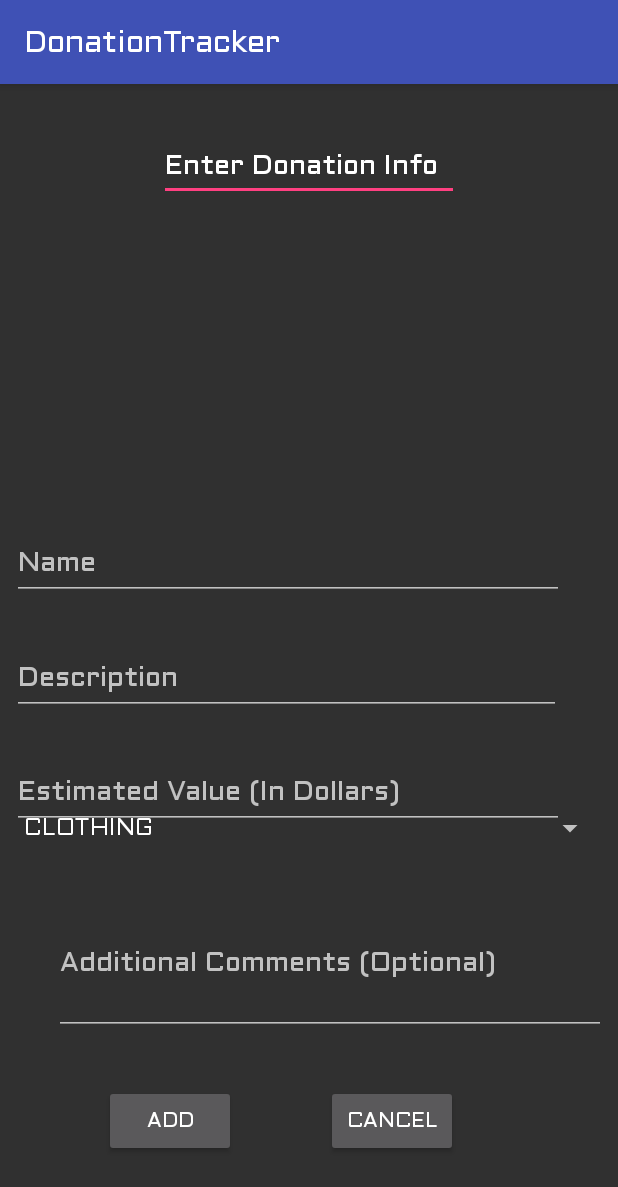
After one commit to jacobzipper/donationTrackerCS2340, an Android app: the AddDonationActivity screen opened directly, with no data from a screen before it, on a phone screen of 412 x 824 dp. The commit adds this screen. Shown: the top 1187 px of the screen. Run offline under Robolectric (Android 15) with nearby library versions, the phone set to English and light mode, and no system bars.

Commit message:
Added text input fields and category spinner to addDonationActivity
Signed-off-by: Jacob Allen <jballen95173@gmail.com>

```diff
--- a/app/src/main/AndroidManifest.xml
+++ b/app/src/main/AndroidManifest.xml
@@ -6,9 +6,7 @@
     <uses-permission android:name="android.permission.GET_ACCOUNTS" />
     <uses-permission android:name="android.permission.READ_PROFILE" />
     <uses-permission android:name="android.permission.READ_CONTACTS" />
-
     <uses-permission android:name="android.permission.INTERNET" />
-
 
     <application
         android:allowBackup="true"
@@ -28,7 +26,8 @@
             </intent-filter>
         </activity>
         <activity android:name=".activities.postlogin.PostLoginActivity" />
-        <activity android:name=".activities.registration.RegistrationActivity"></activity>
+        <activity android:name=".activities.registration.RegistrationActivity" />
+        <activity android:name=".activities.postlogin.AddDonationActivity"></activity>
     </application>
 
 </manifest>
--- /dev/null
+++ b/app/src/main/java/a5x/cs2340/donationtracker/DonationCategory.java
@@ -0,0 +1,17 @@
+package a5x.cs2340.donationtracker;
+
+public enum DonationCategory {
+    CLOTHING("Clothing"),
+    HAT("Hat"),
+    KITCHEN("Kitchen"),
+    ELECTRONICS("Electronics"),
+    HOUSEHOLD("Household"),
+    OTHER("Other");
+    private String name;
+    DonationCategory(String name) {
+        this.name = name;
+    }
+    public String getName() {
+        return name;
+    }
+}
--- /dev/null
+++ b/app/src/main/java/a5x/cs2340/donationtracker/activities/postlogin/AddDonationActivity.java
@@ -0,0 +1,28 @@
+package a5x.cs2340.donationtracker.activities.postlogin;
+
+import android.os.Bundle;
+import android.support.v7.app.AppCompatActivity;
+import android.widget.ArrayAdapter;
+import android.widget.Button;
+import android.widget.Spinner;
+
+import a5x.cs2340.donationtracker.DonationCategory;
+import a5x.cs2340.donationtracker.R;
+
+public class AddDonationActivity extends AppCompatActivity {
+    Button addDonationButton;
+    Button cancelDonationButton;
+    @Override
+    protected void onCreate(Bundle savedInstanceState) {
+        super.onCreate(savedInstanceState);
+        setContentView(R.layout.activity_add_donation);
+        Spinner categorySpinner = findViewById(R.id.addDonationCategory);
+        ArrayAdapter<DonationCategory> donationCategoryArrayAdapter = new ArrayAdapter<>(this,
+                android.R.layout.simple_spinner_item, DonationCategory.values());
+        donationCategoryArrayAdapter.setDropDownViewResource(android.R.layout.simple_spinner_dropdown_item);
+        categorySpinner.setAdapter(donationCategoryArrayAdapter);
+        addDonationButton = findViewById(R.id.addDonationConfirmButton);
+        cancelDonationButton = findViewById(R.id.addDonationCancelButton);
+    }
+
+}
--- /dev/null
+++ b/app/src/main/java/a5x/cs2340/donationtracker/webservice/responses/responseobjects/Donation.java
@@ -0,0 +1,64 @@
+package a5x.cs2340.donationtracker.webservice.responses.responseobjects;
+
+
+import a5x.cs2340.donationtracker.DonationCategory;
+
+public class Donation {
+    private String name;
+    private String description;
+    private double value;
+    private DonationCategory category;
+    private String comments;
+
+    public Donation(String name, String description, double value,
+                    DonationCategory category, String comments) {
+        this.name = name;
+        this.description = description;
+        this.value = value;
+        this.category = category;
+        this.comments = comments;
+    }
+    public Donation(String name, String description, double value
+                    , DonationCategory category) {
+        this(name, description, value, category, "No comment");
+    }
+    public String getName() {
+        return name;
+    }
+
+    public void setName(String name) {
+        this.name = name;
+    }
+
+    public String getDescription() {
+        return description;
+    }
+
+    public void setDescription(String description) {
+        this.description = description;
+    }
+
+    public double getValue() {
+        return value;
+    }
+
+    public void setValue(double value) {
+        this.value = value;
+    }
+
+    public DonationCategory getCategory() {
+        return category;
+    }
+    public void setCategory(DonationCategory category) {
+        this.category = category;
+    }
+
+
+    public String getComments() {
+        return comments;
+    }
+
+    public void setComments(String comments) {
+        this.comments = comments;
+    }
+}
--- /dev/null
+++ b/app/src/main/res/layout/activity_add_donation.xml
@@ -0,0 +1,157 @@
+<?xml version="1.0" encoding="utf-8"?>
+<android.support.constraint.ConstraintLayout xmlns:android="http://schemas.android.com/apk/res/android"
+    xmlns:app="http://schemas.android.com/apk/res-auto"
+    xmlns:tools="http://schemas.android.com/tools"
+    android:layout_width="match_parent"
+    android:layout_height="match_parent"
+    tools:context=".activities.postlogin.AddDonationActivity">
+
+    <EditText
+        android:id="@+id/addDonationHeaderText"
+        android:layout_width="200dp"
+        android:layout_height="wrap_content"
+        android:layout_marginStart="8dp"
+        android:layout_marginTop="8dp"
+        android:layout_marginEnd="8dp"
+        android:layout_marginBottom="8dp"
+        android:ems="10"
+        android:inputType="none"
+        android:text="@string/donation_add_header"
+        app:layout_constraintBottom_toBottomOf="parent"
+        app:layout_constraintEnd_toEndOf="parent"
+        app:layout_constraintStart_toStartOf="parent"
+        app:layout_constraintTop_toTopOf="parent"
+        app:layout_constraintVertical_bias="0.033" />
+
+    <android.support.design.widget.TextInputLayout
+        android:id="@+id/textInputLayout"
+        android:layout_width="368dp"
+        android:layout_height="wrap_content"
+        android:layout_marginStart="8dp"
+        android:layout_marginEnd="8dp"
+        android:layout_marginBottom="424dp"
+        app:layout_constraintBottom_toBottomOf="parent"
+        app:layout_constraintEnd_toEndOf="parent"
+        app:layout_constraintHorizontal_bias="0.0"
+        app:layout_constraintStart_toStartOf="parent">
+
+        <android.support.design.widget.TextInputEditText
+            android:id="@+id/addDonationName"
+            android:layout_width="match_parent"
+            android:layout_height="wrap_content"
+            android:hint="@string/donation_name_prompt" />
+    </android.support.design.widget.TextInputLayout>
+
+    <android.support.design.widget.TextInputLayout
+        android:id="@+id/textInputLayout2"
+        android:layout_width="366dp"
+        android:layout_height="wrap_content"
+        android:layout_marginStart="8dp"
+        android:layout_marginTop="8dp"
+        android:layout_marginEnd="8dp"
+        android:layout_marginBottom="8dp"
+        app:layout_constraintBottom_toBottomOf="parent"
+        app:layout_constraintEnd_toEndOf="parent"
+        app:layout_constraintHorizontal_bias="0.0"
+        app:layout_constraintStart_toStartOf="parent"
+        app:layout_constraintTop_toBottomOf="@+id/textInputLayout"
+        app:layout_constraintVertical_bias="0.032">
+
+        <android.support.design.widget.TextInputEditText
+            android:id="@+id/addDonationDescription"
+            android:layout_width="match_parent"
+            android:layout_height="wrap_content"
+            android:hint="@string/donation_description_prompt" />
+    </android.support.design.widget.TextInputLayout>
+
+    <android.support.design.widget.TextInputLayout
+        android:id="@+id/textInputLayout3"
+        android:layout_width="368dp"
+        android:layout_height="wrap_content"
+        android:layout_marginStart="8dp"
+        android:layout_marginTop="8dp"
+        android:layout_marginEnd="8dp"
+        android:layout_marginBottom="8dp"
+        app:layout_constraintBottom_toBottomOf="parent"
+        app:layout_constraintEnd_toEndOf="parent"
+        app:layout_constraintHorizontal_bias="0.0"
+        app:layout_constraintStart_toStartOf="parent"
+        app:layout_constraintTop_toBottomOf="@+id/textInputLayout2"
+        app:layout_constraintVertical_bias="0.038">
+
+        <android.support.design.widget.TextInputEditText
+            android:id="@+id/addDonationValue"
+            android:layout_width="match_parent"
+            android:layout_height="wrap_content"
+            android:hint="@string/donation_value_prompt"
+            android:inputType="numberDecimal" />
+    </android.support.design.widget.TextInputLayout>
+
+    <Spinner
+        android:id="@+id/addDonationCategory"
+        android:layout_width="match_parent"
+        android:layout_height="wrap_content"
+        android:layout_marginStart="8dp"
+        android:layout_marginEnd="8dp"
+        android:layout_marginBottom="260dp"
+        android:layout_weight="1"
+        app:layout_constraintBottom_toBottomOf="parent"
+        app:layout_constraintEnd_toEndOf="parent"
+        app:layout_constraintHorizontal_bias="0.0"
+        app:layout_constraintStart_toStartOf="parent" />
+
+    <android.support.design.widget.TextInputLayout
+        android:id="@+id/textInputLayout5"
+        android:layout_width="368dp"
+        android:layout_height="104dp"
+        android:layout_marginStart="8dp"
+        android:layout_marginTop="8dp"
+        android:layout_marginEnd="8dp"
+        android:layout_marginBottom="8dp"
+        app:layout_constraintBottom_toBottomOf="parent"
+        app:layout_constraintEnd_toEndOf="parent"
+        app:layout_constraintHorizontal_bias="1.0"
+        app:layout_constraintStart_toStartOf="parent"
+        app:layout_constraintTop_toBottomOf="@+id/addDonationCategory"
+        app:layout_constraintVertical_bias="0.102">
+
+        <android.support.design.widget.TextInputEditText
+            android:id="@+id/addDonationComments"
+            android:layout_width="match_parent"
+            android:layout_height="match_parent"
+            android:hint="@string/donation_comments_prompt"
+            android:inputType="textMultiLine" />
+    </android.support.design.widget.TextInputLayout>
+
+    <Button
+        android:id="@+id/addDonationConfirmButton"
+        android:layout_width="wrap_content"
+        android:layout_height="wrap_content"
+        android:layout_marginStart="8dp"
+        android:layout_marginTop="8dp"
+        android:layout_marginEnd="8dp"
+        android:layout_marginBottom="8dp"
+        android:text="@string/donation_add_button"
+        app:layout_constraintBottom_toBottomOf="parent"
+        app:layout_constraintEnd_toEndOf="parent"
+        app:layout_constraintHorizontal_bias="0.2"
+        app:layout_constraintStart_toStartOf="parent"
+        app:layout_constraintTop_toBottomOf="@+id/textInputLayout5"
+        app:layout_constraintVertical_bias="0.362" />
+
+    <Button
+        android:id="@+id/addDonationCancelButton"
+        android:layout_width="wrap_content"
+        android:layout_height="wrap_content"
+        android:layout_marginStart="8dp"
+        android:layout_marginTop="32dp"
+        android:layout_marginEnd="8dp"
+        android:layout_marginBottom="8dp"
+        android:text="@string/donation_cancel_button"
+        app:layout_constraintBottom_toBottomOf="parent"
+        app:layout_constraintEnd_toEndOf="parent"
+        app:layout_constraintHorizontal_bias="0.343"
+        app:layout_constraintStart_toEndOf="@+id/addDonationConfirmButton"
+        app:layout_constraintTop_toBottomOf="@+id/textInputLayout5"
+        app:layout_constraintVertical_bias="0.022" />
+</android.support.constraint.ConstraintLayout>
--- a/app/src/main/res/values/strings.xml
+++ b/app/src/main/res/values/strings.xml
@@ -43,4 +43,13 @@
     <string name="location_dialog_close_button">Close</string>
     <string name="location_dialog_add_donation">Add Donation</string>
     <string name="location_dialog_view_donations">View Donations</string>
+
+    <string name="donation_add_header">Enter Donation Info</string>
+    <string name="donation_name_prompt">Name</string>
+    <string name="donation_description_prompt">Description</string>
+    <string name="donation_value_prompt">Estimated Value (In Dollars)</string>
+    <string name="donation_comments_prompt">Additional Comments (Optional)</string>
+    <string name="donation_add_button">Add</string>
+    <string name="donation_cancel_button">Cancel</string>
+
 </resources>
```
